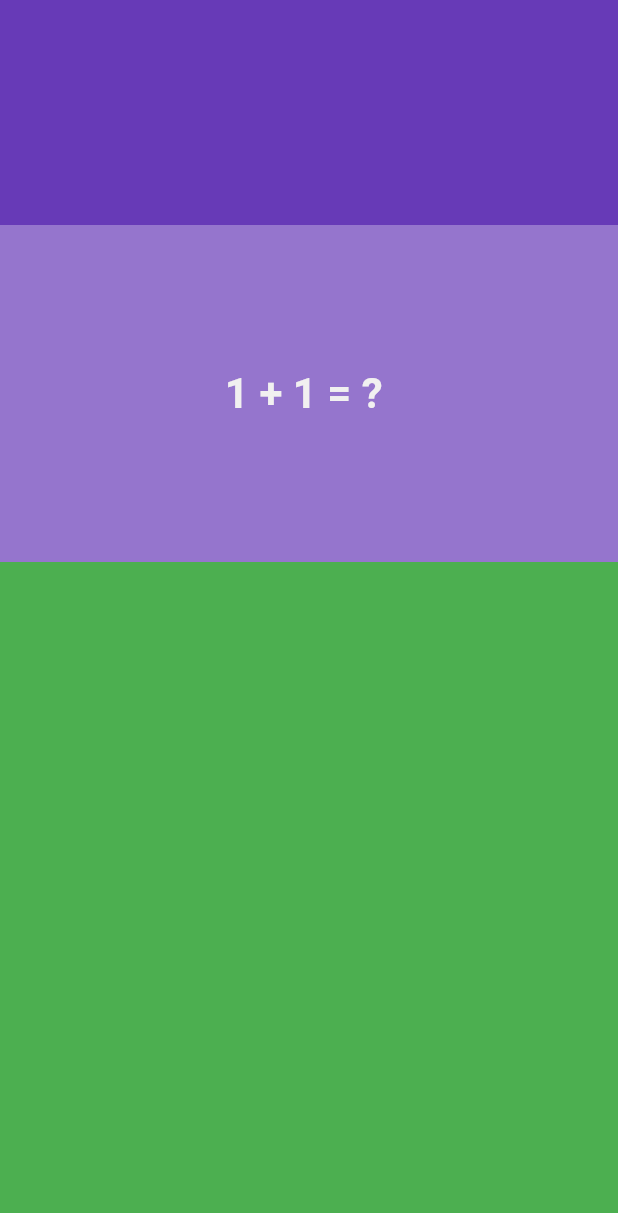
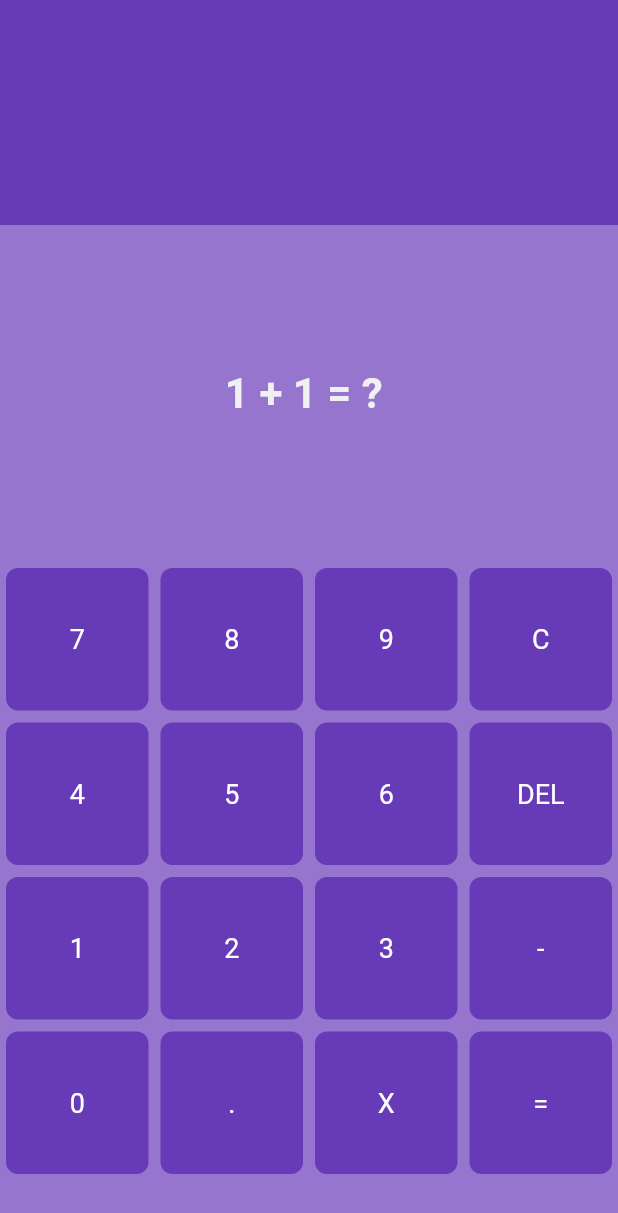
Before and after one commit to Sanchitpoudel/MathGame, a Flutter app: the screen it shows after launch, on a phone screen of 412 x 824 dp. Shown: the top 1213 px of the screen. Run offline on Flutter 3.47's test engine with Material 2 defaults, Android fonts, the phone set to English and light mode, and no system bars.

Commit message:
Encapsulated code

```diff
--- /dev/null
+++ b/lib/calculatorpart.dart
@@ -0,0 +1,47 @@
+import 'package:flutter/material.dart';
+import 'package:mathgame/const.dart';
+import 'package:mathgame/util/number_key.dart';
+
+class Calculator extends StatefulWidget {
+  const Calculator({super.key});
+
+  @override
+  State<Calculator> createState() => _CalculatorState();
+}
+
+class _CalculatorState extends State<Calculator> {
+  List numberPad = [
+    '7',
+    '8',
+    '9',
+    'C',
+    '4',
+    '5',
+    '6',
+    'DEL',
+    '1',
+    '2',
+    '3',
+    '-',
+    '0',
+    '.',
+    'X',
+    '='
+  ];
+  @override
+  Widget build(BuildContext context) {
+    return Expanded(
+        flex: 2,
+        child: GridView.builder(
+          physics: NeverScrollableScrollPhysics(),
+          itemCount: numberPad.length,
+          gridDelegate:
+              SliverGridDelegateWithFixedCrossAxisCount(crossAxisCount: 4),
+          itemBuilder: (context, index) {
+            return NumberKey(
+              child: numberPad[index],
+            );
+          },
+        ));
+  }
+}
--- a/lib/homepage.dart
+++ b/lib/homepage.dart
@@ -1,6 +1,7 @@
 import 'dart:ui';
 
 import 'package:flutter/material.dart';
+import 'package:mathgame/calculatorpart.dart';
 import 'package:mathgame/const.dart';
 
 class HomePage extends StatefulWidget {
@@ -25,19 +26,10 @@ class _HomePageState extends State<HomePage> {
           //question
           Expanded(
             child: Container(
-              child: Center(
-                  child: Text(
-                '1 + 1 = ? ',
-                style: whiteTextStyle
-              )),
+              child: Center(child: Text('1 + 1 = ? ', style: whiteTextStyle)),
             ),
           ),
-          Expanded(
-            flex: 2,
-            child: Container(
-              color: Colors.green,
-            ),
-          ),
+          Calculator()
           //calculator
         ],
       ),
--- /dev/null
+++ b/lib/util/number_key.dart
@@ -0,0 +1,24 @@
+import 'package:flutter/material.dart';
+
+class NumberKey extends StatelessWidget {
+  final String child;
+  const NumberKey({super.key, required this.child});
+
+  @override
+  Widget build(BuildContext context) {
+    return Padding(
+      padding: const EdgeInsets.all(4.0),
+      child: Container(
+        decoration: BoxDecoration(
+          color: Colors.deepPurple,
+          borderRadius: BorderRadius.circular(8),
+        ),
+        child: Center(
+            child: Text(
+          child,
+          style: TextStyle(color: Colors.white, fontSize: 18),
+        )),
+      ),
+    );
+  }
+}
```
